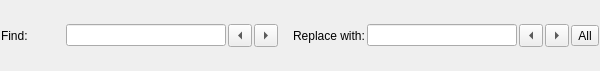
Above: src/plugins/find/findwidget.ui from qt-creator/qt-creator before the change. Below: the same form after it.
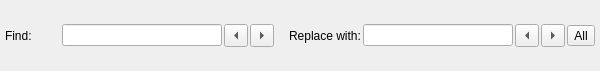
That is the form after the change. Custom widgets are drawn as their Qt base class.

Commit message: Fixes:    Add margin to find toolbar Details: This ensures that the Find label text is aligned with the Application output.

Diff of the .ui file:
```diff
--- a/src/plugins/find/findwidget.ui
+++ b/src/plugins/find/findwidget.ui
@@ -23,7 +23,16 @@
    <property name="spacing">
     <number>15</number>
    </property>
-   <property name="margin">
+   <property name="leftMargin">
+    <number>5</number>
+   </property>
+   <property name="topMargin">
+    <number>1</number>
+   </property>
+   <property name="rightMargin">
+    <number>5</number>
+   </property>
+   <property name="bottomMargin">
     <number>1</number>
    </property>
    <item>
```
